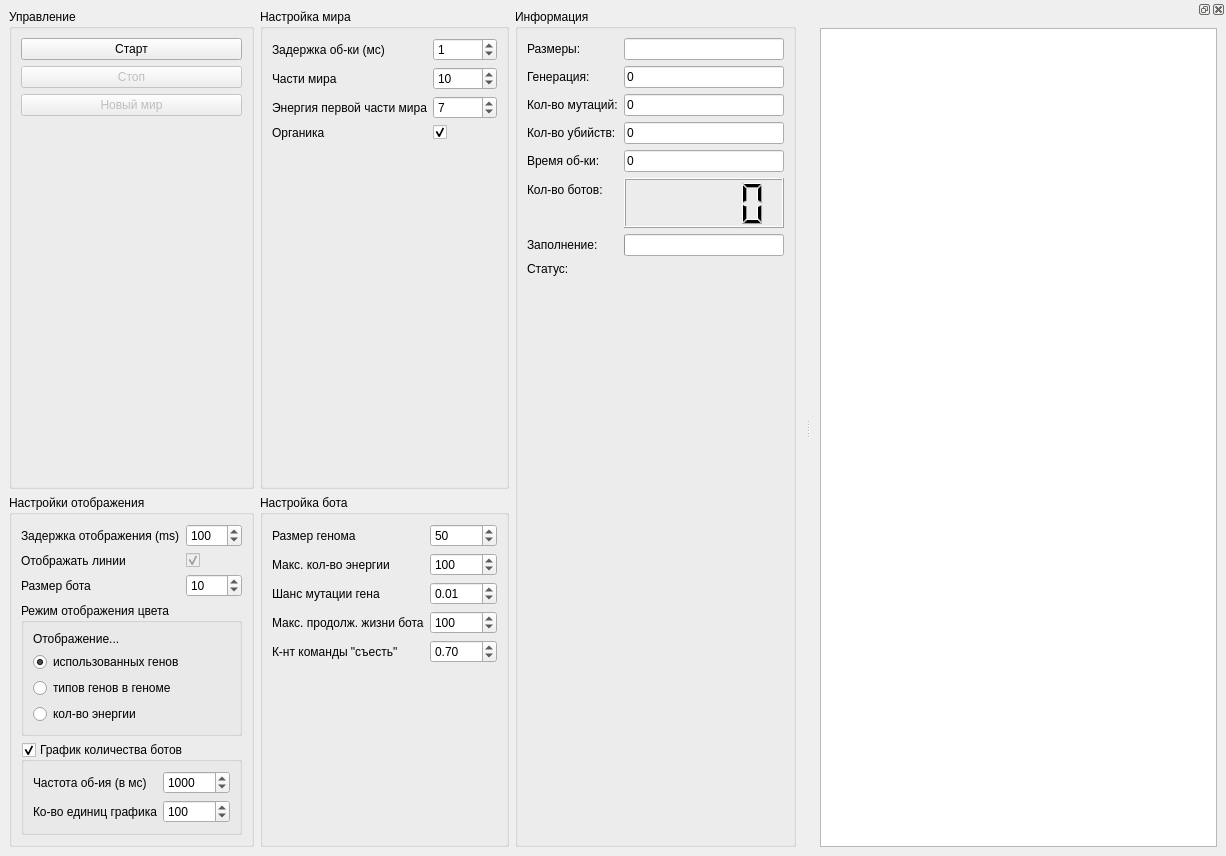
Above: mainwindow.ui from TomasGlgg/QGenetic before the change. Below: the same form after it.
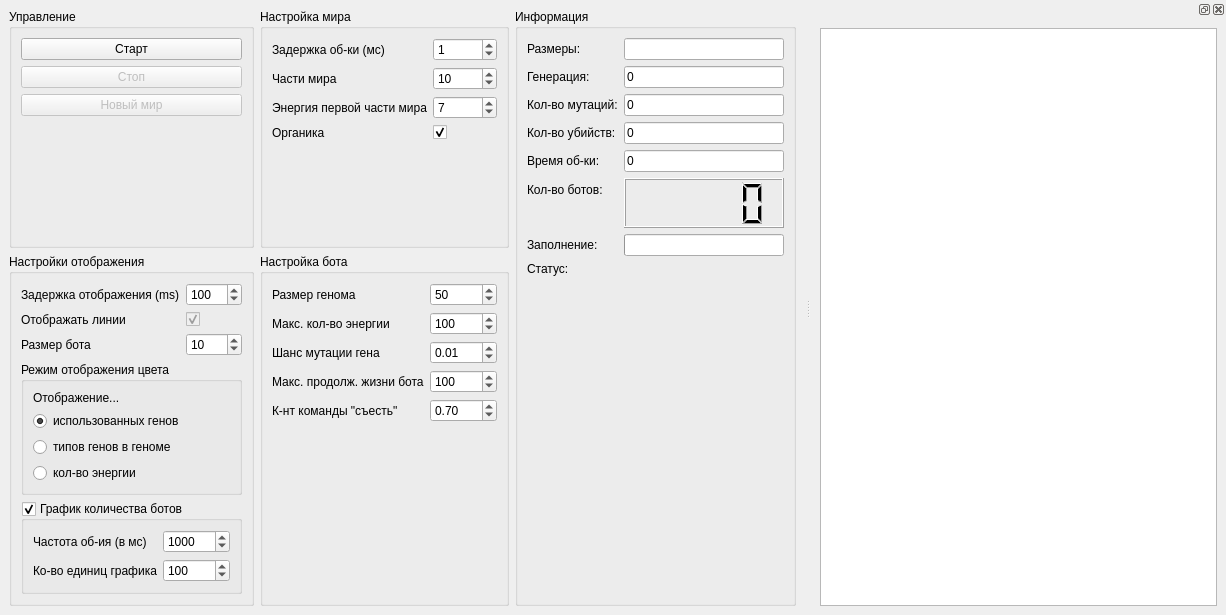
That is the form after the change. Custom widgets are drawn as their Qt base class.

Commit message: Added process time led

```diff
--- a/mainwindow.ui
+++ b/mainwindow.ui
@@ -7,7 +7,7 @@
     <x>0</x>
     <y>0</y>
     <width>1226</width>
-    <height>856</height>
+    <height>615</height>
    </rect>
   </property>
   <property name="sizePolicy">
@@ -650,7 +650,7 @@
          </property>
         </widget>
        </item>
-       <item row="8" column="0" colspan="2">
+       <item row="9" column="0" colspan="2">
         <widget class="QwtPlot" name="historyPlot">
          <property name="enabled">
           <bool>false</bool>
```
Left out of the diff: 10 changed lines with no effect on the pictures. The commit also changes 2 other files.
